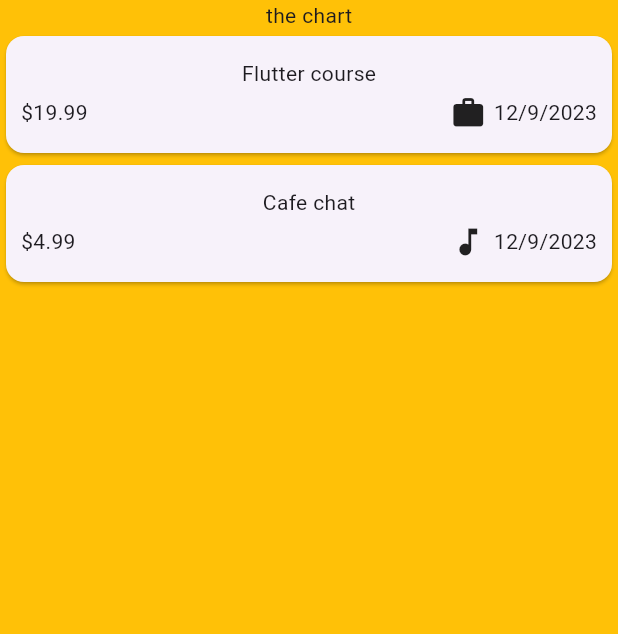
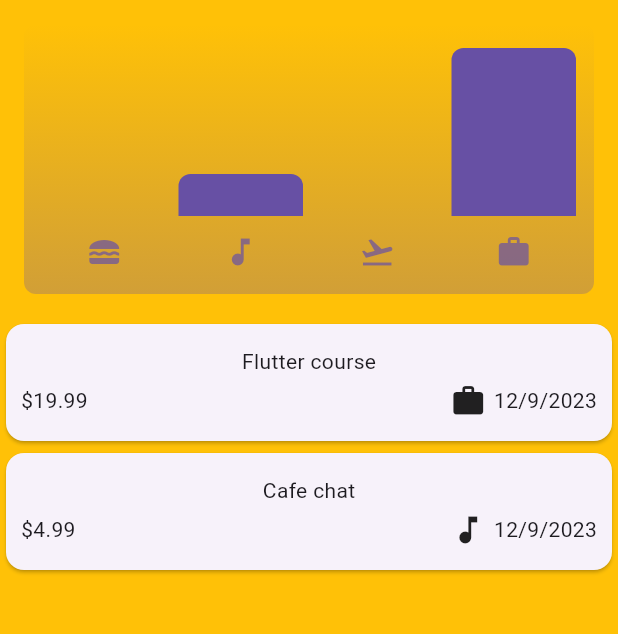
Before and after one commit to minhman293/expense-tracker-flutter, a Flutter app: the screen it shows after launch, on a phone screen of 412 x 824 dp, the part 84-718 px from its top. Run offline on Flutter 3.47's test engine with Material 3 defaults, Android fonts, the phone set to English and light mode, and no system bars; missing offline and left inert: dart:html.

Commit message:
chart bar and responsive

```diff
--- a/lib/models/expense.dart
+++ b/lib/models/expense.dart
@@ -2,12 +2,16 @@ import 'package:flutter/material.dart';
 import 'package:uuid/uuid.dart';
 import 'package:intl/intl.dart';
 
+// Create a constant Uuid instance for generating unique identifiers.
 const uuid = Uuid();
 
+// Create a formatter for formatting DateTime objects into strings.
 final formatter = DateFormat.yMd();
 
+// Define an enumeration named Category with four possible values.
 enum Category { food, travel, leisure, work }
 
+// Create a constant map associating each Category with a corresponding icon.
 const categoryIcons = {
   Category.food: Icons.lunch_dining,
   Category.travel: Icons.flight_takeoff,
@@ -15,43 +19,54 @@ const categoryIcons = {
   Category.work: Icons.work,
 };
 
+// Define a class named Expense representing an expense entry.
 class Expense {
+  // Constructor for Expense class.
   Expense({
     required this.title,
     required this.amount,
     required this.date,
     required this.category,
-  }) : id = uuid
-            .v4(); // This initialization list is executed before the constructor body and is used to initialize the member variables of the class.
+  }) : id = uuid.v4();
 
+  // Final member variables representing the properties of an expense.
   final String id;
   final String title;
   final double amount;
   final DateTime date;
   final Category category;
 
-  // getter date format
+  // Getter method to format the date using the defined formatter.
   String get formattedDate {
     return formatter.format(date);
   }
 }
 
+// Define a class named ExpenseBucket representing a collection of expenses for a specific category.
 class ExpenseBucket {
+  // Constructor for ExpenseBucket class.
   const ExpenseBucket({
     required this.category,
     required this.expenses,
   });
 
+  // Alternative constructor for ExpenseBucket class, filtering expenses for a specific category.
+  ExpenseBucket.forCategory(List<Expense> allExpenses, this.category)
+      : expenses = allExpenses
+            .where((expense) => expense.category == category)
+            .toList();
+
+  // Final member variables representing the properties of an expense bucket.
   final Category category;
   final List<Expense> expenses;
 
+  // Getter method to calculate the total expenses for the category.
   double get totalExpenses {
     double sum = 0;
 
     for (final exp in expenses) {
       sum += exp.amount;
     }
-
     return sum;
   }
 }
--- /dev/null
+++ b/lib/widgets/chart/chart.dart
@@ -0,0 +1,95 @@
+import 'package:flutter/material.dart';
+
+import 'package:expenses_tracker/widgets/chart/chart_bar.dart';
+import 'package:expenses_tracker/models/expense.dart';
+
+class Chart extends StatelessWidget {
+  const Chart({super.key, required this.expenses});
+
+  final List<Expense> expenses;
+
+  List<ExpenseBucket> get buckets {
+    return [
+      ExpenseBucket.forCategory(expenses, Category.food),
+      ExpenseBucket.forCategory(expenses, Category.leisure),
+      ExpenseBucket.forCategory(expenses, Category.travel),
+      ExpenseBucket.forCategory(expenses, Category.work),
+    ];
+  }
+
+  double get maxTotalExpense {
+    double maxTotalExpense = 0;
+
+    for (final bucket in buckets) {
+      if (bucket.totalExpenses > maxTotalExpense) {
+        maxTotalExpense = bucket.totalExpenses;
+      }
+    }
+
+    return maxTotalExpense;
+  }
+
+  @override
+  Widget build(BuildContext context) {
+    final isDarkMode =
+        MediaQuery.of(context).platformBrightness == Brightness.dark;
+    return Container(
+      margin: const EdgeInsets.all(16),
+      padding: const EdgeInsets.symmetric(
+        vertical: 16,
+        horizontal: 8,
+      ),
+      width: double.infinity,
+      height: 180,
+      decoration: BoxDecoration(
+        borderRadius: BorderRadius.circular(8),
+        gradient: LinearGradient(
+          colors: [
+            Theme.of(context).colorScheme.primary.withOpacity(0.3),
+            Theme.of(context).colorScheme.primary.withOpacity(0.0)
+          ],
+          begin: Alignment.bottomCenter,
+          end: Alignment.topCenter,
+        ),
+      ),
+      child: Column(
+        children: [
+          Expanded(
+            child: Row(
+              crossAxisAlignment: CrossAxisAlignment.end,
+              children: [
+                for (final bucket in buckets) // alternative to map()
+                  ChartBar(
+                    fill: bucket.totalExpenses == 0
+                        ? 0
+                        : bucket.totalExpenses / maxTotalExpense,
+                  )
+              ],
+            ),
+          ),
+          const SizedBox(height: 12),
+          Row(
+            children: buckets
+                .map(
+                  (bucket) => Expanded(
+                    child: Padding(
+                      padding: const EdgeInsets.symmetric(horizontal: 4),
+                      child: Icon(
+                        categoryIcons[bucket.category],
+                        color: isDarkMode
+                            ? Theme.of(context).colorScheme.secondary
+                            : Theme.of(context)
+                                .colorScheme
+                                .primary
+                                .withOpacity(0.7),
+                      ),
+                    ),
+                  ),
+                )
+                .toList(),
+          )
+        ],
+      ),
+    );
+  }
+}
--- /dev/null
+++ b/lib/widgets/chart/chart_bar.dart
@@ -0,0 +1,34 @@
+import 'package:flutter/material.dart';
+
+class ChartBar extends StatelessWidget {
+  const ChartBar({
+    super.key,
+    required this.fill,
+  });
+
+  final double fill;
+
+  @override
+  Widget build(BuildContext context) {
+    final isDarkMode =
+        MediaQuery.of(context).platformBrightness == Brightness.dark;
+    return Expanded(
+      child: Padding(
+        padding: const EdgeInsets.symmetric(horizontal: 4),
+        child: FractionallySizedBox(
+          heightFactor: fill,
+          child: DecoratedBox(
+            decoration: BoxDecoration(
+              shape: BoxShape.rectangle,
+              borderRadius:
+                  const BorderRadius.vertical(top: Radius.circular(8)),
+              color: isDarkMode
+                  ? Theme.of(context).colorScheme.secondary
+                  : Theme.of(context).colorScheme.primary.withOpacity(1),
+            ),
+          ),
+        ),
+      ),
+    );
+  }
+}
--- a/lib/widgets/expenses_widget.dart
+++ b/lib/widgets/expenses_widget.dart
@@ -1,4 +1,5 @@
 import 'package:expenses_tracker/widgets/add_new_expense.dart';
+import 'package:expenses_tracker/widgets/chart/chart.dart';
 import 'package:expenses_tracker/widgets/expense_list/expense_list.dart';
 import 'package:flutter/material.dart';
 
@@ -29,6 +30,7 @@ class _ExpensesState extends State<Expenses> {
 
   void _openAddExpenseOverlay() {
     showModalBottomSheet(
+      useSafeArea: true,
       isScrollControlled: true,
       context: context,
       builder: (ctx) => AddNewExpense(onNewExpense: _addExpense),
@@ -64,6 +66,8 @@ class _ExpensesState extends State<Expenses> {
 
   @override
   Widget build(BuildContext context) {
+    final width = MediaQuery.of(context).size.width;
+
     Widget mainContent = const Center(
       child: Text('No expense found. Start to add some expenses'),
     );
@@ -85,9 +89,22 @@ class _ExpensesState extends State<Expenses> {
           )
         ],
       ),
-      body: Column(
+      body: width < 600
+          ? Column(
               children: [
-          const Text('the chart'),
+                Chart(expenses: _registeredExpense),
+                Expanded(
+                  child: mainContent,
+                ),
+              ],
+            )
+          : Row(
+              children: [
+                // use expanded here cuz Row and Chart both take as much width as possible, which is error.
+                // so expanded constraint the child (Chart)
+                Expanded(
+                  child: Chart(expenses: _registeredExpense),
+                ),
                 Expanded(
                   child: mainContent,
                 ),
```
Also changed, not shown: lib/main.dart (+9 -0 lines), lib/widgets/add_new_expense.dart (+114 -8 lines). Lines whose indentation alone changed are shown as unchanged.
